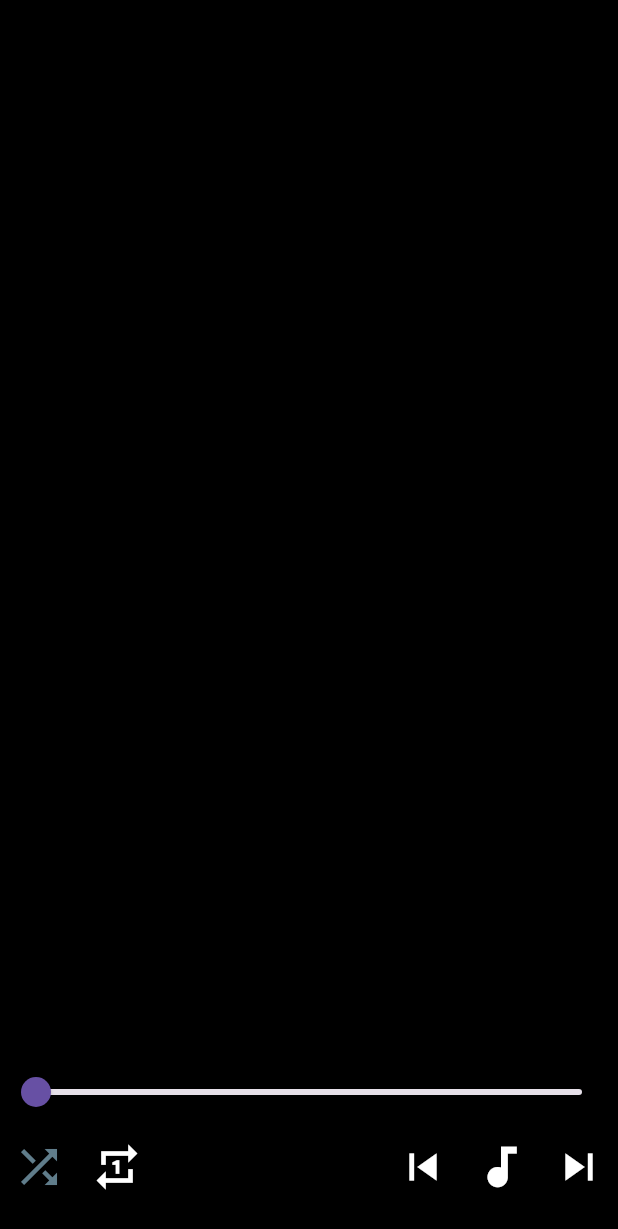
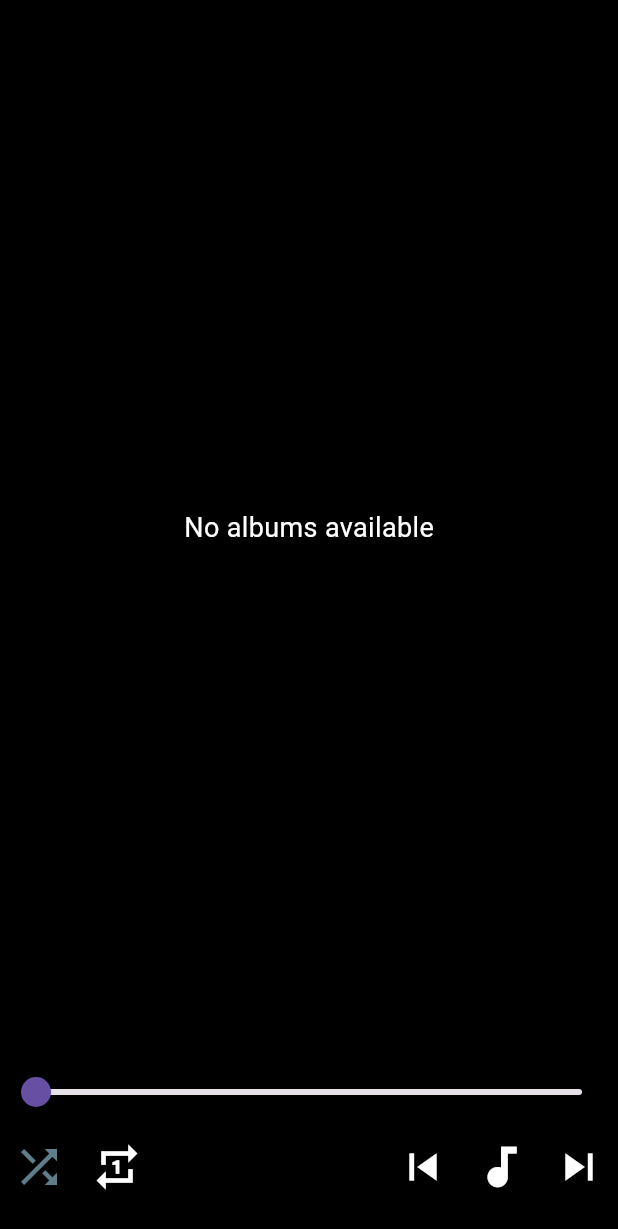
Before and after one commit to sultansagitov/beathub, a Flutter app: the screen it shows after launch, item 2 of the bottom bar chosen, on a phone screen of 412 x 824 dp. Shown: the top 1229 px of the screen. Run offline on Flutter 3.47's test engine with Material 3 defaults, Android fonts, the phone set to English and light mode, and no system bars; our stand-ins replace audioplayers, palette_generator.

Commit message:
added album view; using parabola function for radius size; debug repeating songs in queue removed

```diff
--- a/lib/main_page.dart
+++ b/lib/main_page.dart
@@ -1,3 +1,7 @@
+import 'dart:math';
+import 'dart:ui';
+
+import 'package:beathub/views/album_view.dart';
 import 'package:flutter/material.dart';
 import 'package:beathub/views/queue_view.dart';
 import 'package:beathub/views/music_view.dart';
@@ -14,8 +18,9 @@ class MainPage extends StatefulWidget {
 
 class _MainPageState extends State<MainPage> {
   final GlobalKey<PlayerState> _playerKey = GlobalKey<PlayerState>();
+  final GlobalKey<AlbumViewState> _albumViewKey = GlobalKey<AlbumViewState>();
   final GlobalKey<MusicViewState> _musicViewKey = GlobalKey<MusicViewState>();
-  final GlobalKey<QueueViewState> _albumViewKey = GlobalKey<QueueViewState>();
+  final GlobalKey<QueueViewState> _queueViewKey = GlobalKey<QueueViewState>();
   final PageController _pageController = PageController();
 
   Color _currentColor = Colors.black;
@@ -45,8 +50,8 @@ class _MainPageState extends State<MainPage> {
 
   void _onPlayerStateChanged() {
     setState(() {
-      _musicViewKey.currentState?.onPlayerStateChanged();
       _albumViewKey.currentState?.onPlayerStateChanged();
+      _queueViewKey.currentState?.onPlayerStateChanged();
       if (_playerKey.currentState != null) {
         _currentColor =
             _playerKey.currentState?.queue.getCurrent()?.album.mainColor
@@ -60,8 +65,8 @@ class _MainPageState extends State<MainPage> {
 
   void _onTrackChanged(int index, {bool byScroll = false}) {
     setState(() {
-      _musicViewKey.currentState?.onTrackChanged(index, byScroll: byScroll);
       _albumViewKey.currentState?.onTrackChanged(index, byScroll: byScroll);
+      _queueViewKey.currentState?.onTrackChanged(index, byScroll: byScroll);
     });
   }
 
@@ -90,7 +95,7 @@ class _MainPageState extends State<MainPage> {
                   isLightMode ? (color?.withAlpha(127) ?? Colors.white) : Colors.black,
                 ],
                 radius: _pageController.hasClients
-                    ? (1 - _pageController.page!) * 1.5 + 0.5
+                    ? radiusFunc(_pageController.page!)
                     : 1,
                 center: const Alignment(-1, -1),
               ),
@@ -104,9 +109,10 @@ class _MainPageState extends State<MainPage> {
                         controller: _pageController,
                         scrollDirection: Axis.vertical,
                         children: [
+                          AlbumView(key: _albumViewKey, playerKey: _playerKey),
                           MusicView(key: _musicViewKey, playerKey: _playerKey),
                           QueueView(
-                            key: _albumViewKey,
+                            key: _queueViewKey,
                             playerKey: _playerKey,
                             onAlbumViewClose: _onAlbumViewClose
                           )
@@ -126,7 +132,7 @@ class _MainPageState extends State<MainPage> {
                   Positioned(
                     left: 24,
                     top: _pageController.page != null
-                        ? ((1.0 - _pageController.page!) * textheight() + 50) // 50-700
+                        ? (textFunc(_pageController.page!) * textHeight() + 50) // 50-700
                         : 50,
                     child: SingleChildScrollView(
                       scrollDirection: Axis.horizontal,
@@ -144,9 +150,18 @@ class _MainPageState extends State<MainPage> {
     );
   }
 
-  int textheight() {
+  int textHeight() {
     final RenderBox renderBox = _playerKey.currentContext!.findRenderObject() as RenderBox;
     final position = renderBox.localToGlobal(Offset.zero);
     return position.dy.round() - 80;
   }
+
+  double radiusFunc(double x) {
+    return -1.5 * pow(1 - x, 2) + 2;
+  }
+
+  double textFunc(double x) {
+    return clampDouble((18 - 9 * x) / 8, 0, 1);
+  }
+
 }
--- /dev/null
+++ b/lib/views/album_view.dart
@@ -0,0 +1,116 @@
+import 'package:flutter/material.dart';
+import 'package:beathub/widgets/player.dart';
+
+class AlbumView extends StatefulWidget {
+  final GlobalKey<PlayerState> playerKey;
+
+  const AlbumView({super.key, required this.playerKey});
+
+  @override
+  State<AlbumView> createState() => AlbumViewState();
+}
+
+class AlbumViewState extends State<AlbumView> {
+  void onPlayerStateChanged() {}
+
+  Future<void> onTrackChanged(int index, {bool byScroll = false}) async {}
+
+  @override
+  Widget build(BuildContext context) {
+    PlayerState? playerState = widget.playerKey.currentState;
+
+    if (playerState == null) {
+      return const Text("No tracks");
+    }
+
+    if (playerState.queue.getCount() == 0) {
+      return const Center(
+        child: Text(
+          "No albums available",
+          style: TextStyle(fontSize: 18),
+        ),
+      );
+    }
+
+    return Column(
+      crossAxisAlignment: CrossAxisAlignment.start,
+      children: [
+        const SizedBox(height: 40),
+        Padding(
+          padding: const EdgeInsets.symmetric(horizontal: 16),
+          child: Text(
+            "Rizl",
+            style: const TextStyle(
+              fontSize: 24,
+              fontWeight: FontWeight.bold,
+            ),
+          ),
+        ),
+        const SizedBox(height: 8),
+        Padding(
+          padding: const EdgeInsets.symmetric(horizontal: 16, vertical: 8),
+          child: const Text(
+            "Альбомы beathub",
+            style: TextStyle(
+              fontSize: 20,
+              fontWeight: FontWeight.bold,
+            ),
+          ),
+        ),
+        SizedBox(
+          height: 250,
+          child: ListView.builder(
+            scrollDirection: Axis.horizontal,
+            itemCount: playerState.imageAlbums.length,
+            padding: const EdgeInsets.symmetric(horizontal: 16),
+            itemBuilder: (context, index) {
+              final album = playerState.imageAlbums[index];
+              return Padding(
+                padding: const EdgeInsets.only(right: 16),
+                child: Column(
+                  crossAxisAlignment: CrossAxisAlignment.start,
+                  children: [
+                    ClipRRect(
+                      borderRadius: BorderRadius.circular(8),
+                      child: Image(
+                        image: album.image,
+                        fit: BoxFit.cover,
+                        width: 140,
+                        height: 140,
+                      ),
+                    ),
+                    const SizedBox(height: 8),
+                    SizedBox(
+                      width: 140,
+                      child: Text(
+                        album.name,
+                        style: const TextStyle(
+                          fontSize: 16,
+                          fontWeight: FontWeight.bold,
+                        ),
+                        maxLines: 1,
+                        overflow: TextOverflow.ellipsis,
+                      ),
+                    ),
+                    SizedBox(
+                      width: 140,
+                      child: Text(
+                        album.name,
+                        style: const TextStyle(
+                          fontSize: 14,
+                          color: Colors.grey,
+                        ),
+                        maxLines: 1,
+                        overflow: TextOverflow.ellipsis,
+                      ),
+                    ),
+                  ],
+                ),
+              );
+            },
+          ),
+        ),
+      ],
+    );
+  }
+}
--- a/lib/views/queue_view.dart
+++ b/lib/views/queue_view.dart
@@ -51,14 +51,14 @@ class QueueViewState extends State<QueueView> {
         Expanded(
           child: ListView.builder(
             padding: const EdgeInsets.symmetric(vertical: 0, horizontal: 10),
-            itemCount: playerState.queue.getCount() * 10,
+            itemCount: playerState.queue.getCount(),
             itemBuilder: (context, index) {
-              final Song track = playerState.queue.get(index % playerState.queue.getCount());
+              final Song track = playerState.queue.get(index);
               final bool isCurrentTrack = playerState.queue.isCurrent(index);
 
               return ListTile(
                 contentPadding: const EdgeInsets.all(4),
-                onTap: () => playerState.playTrackByIndex(index % playerState.queue.getCount()),
+                onTap: () => playerState.playTrackByIndex(index),
                 leading: ClipRRect(
                   borderRadius: BorderRadius.circular(8),
                   child: Image(
```
Also changed, not shown: lib/widgets/player.dart (+2 -5 lines), assets/icon/icon.jpg (deleted).
